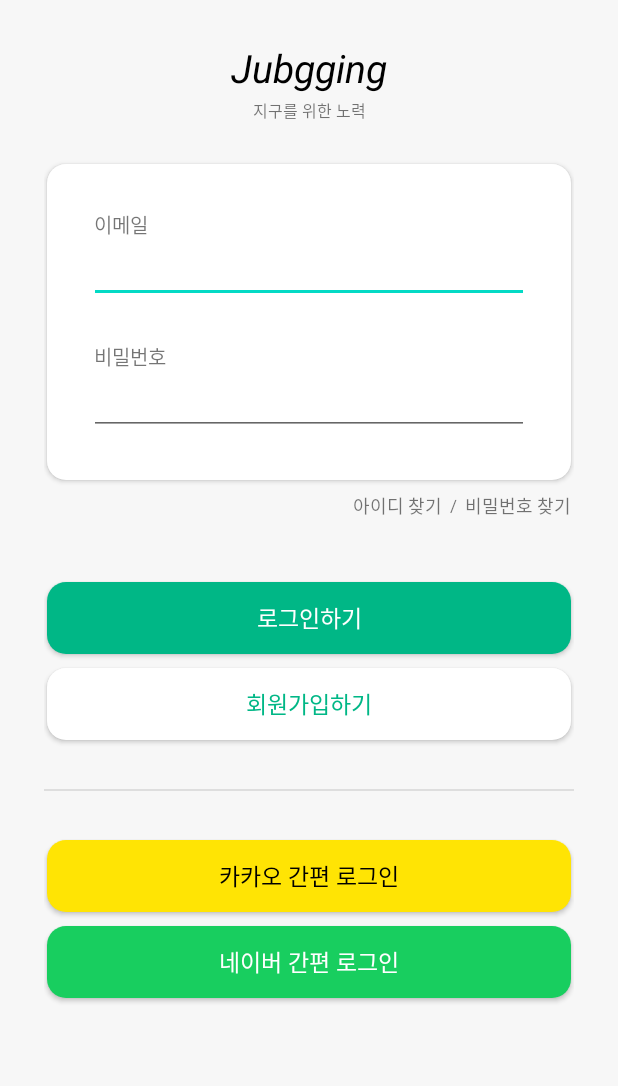
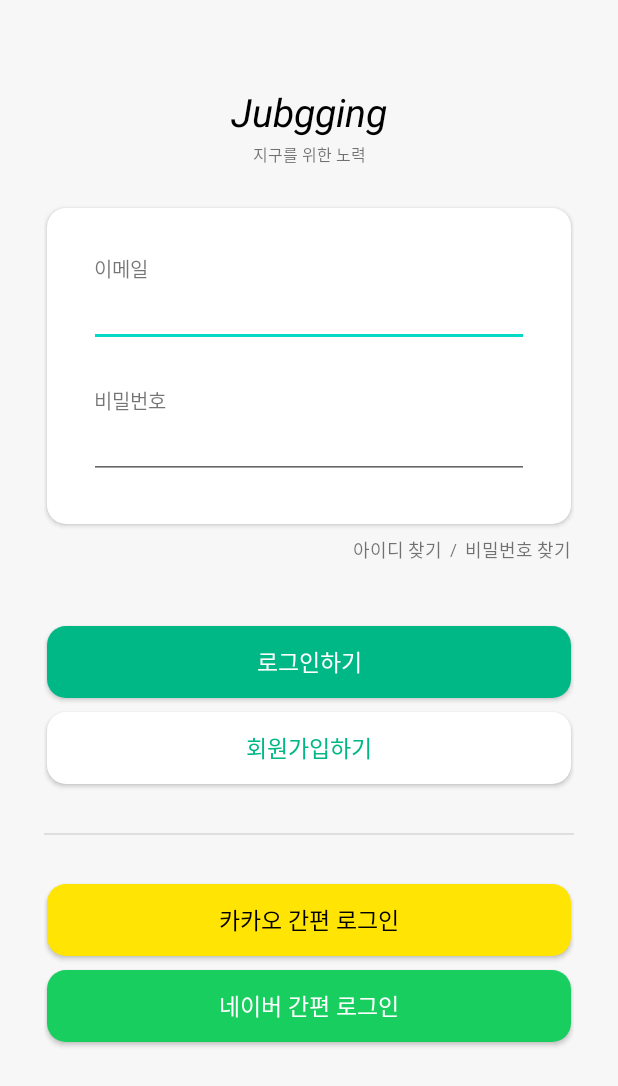
Before and after one commit to To-be-young/Jubgging_AOS, an Android app: the screen it shows after launch (LoginActivity), on a phone screen of 412 x 824 dp. Shown: the top 1086 px of the screen. Run offline under Robolectric (Android 15) with nearby library versions, the phone set to English and light mode, and no system bars.

Commit message:
scrollview 수정

```diff
--- a/Jubgging/app/src/main/res/layout/activity_login.xml
+++ b/Jubgging/app/src/main/res/layout/activity_login.xml
@@ -10,11 +10,15 @@
     <ScrollView
         android:layout_width="match_parent"
         android:layout_height="wrap_content"
+        app:layout_constraintTop_toTopOf="parent"
+        app:layout_constraintStart_toStartOf="parent"
+        app:layout_constraintEnd_toEndOf="parent"
+        app:layout_constraintBottom_toBottomOf="parent"
         android:orientation="vertical">
 
     <androidx.constraintlayout.widget.ConstraintLayout
         android:layout_width="match_parent"
-        android:layout_height="match_parent"
+        android:layout_height="0dp"
         android:paddingHorizontal="29.1dp">
 
 
```
